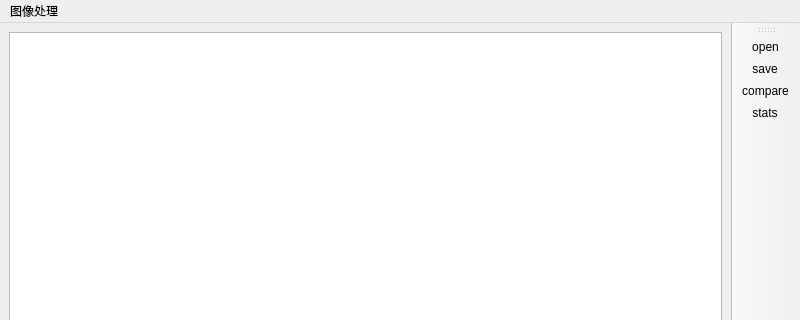
Qt form tools/imageeditor/imageeditor_window.ui (xiaoqinxing/ImageTools) before a commit; both pictures show x 0 to 800 and y 0 to 320 of the 800 by 600 pixel window.
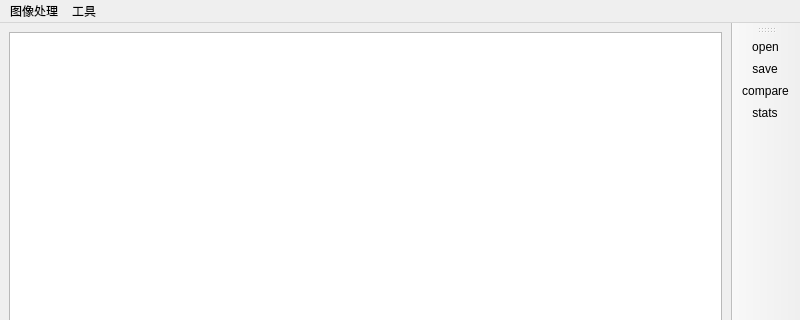
The same form after that commit. Icons and pictures are not drawn.

```diff
--- a/tools/imageeditor/imageeditor_window.ui
+++ b/tools/imageeditor/imageeditor_window.ui
@@ -66,7 +66,7 @@
      <x>0</x>
      <y>0</y>
      <width>800</width>
-     <height>23</height>
+     <height>22</height>
     </rect>
    </property>
    <widget class="QMenu" name="menu_2">
@@ -84,7 +84,14 @@
     </widget>
     <addaction name="blur"/>
    </widget>
+   <widget class="QMenu" name="menu_3">
+    <property name="title">
+     <string>工具</string>
+    </property>
+    <addaction name="watermark"/>
+   </widget>
    <addaction name="menu_2"/>
+   <addaction name="menu_3"/>
   </widget>
   <widget class="QStatusBar" name="statusBar">
    <property name="mouseTracking">
```
Left out of the diff: 24 changed lines with no effect on the pictures.
